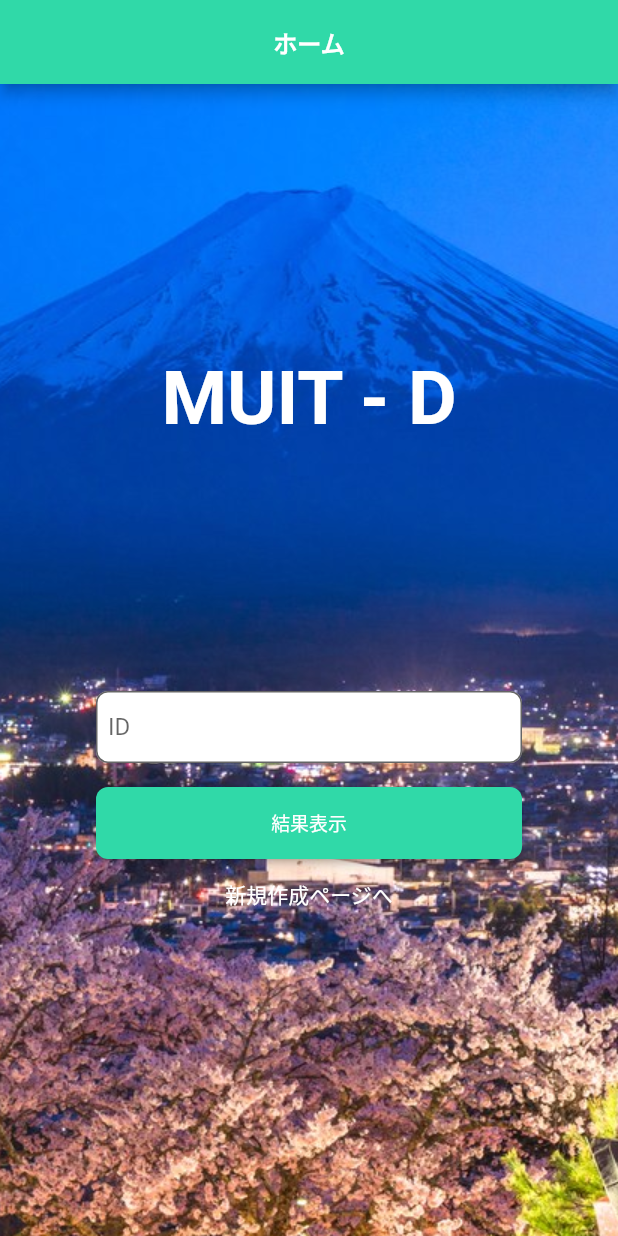
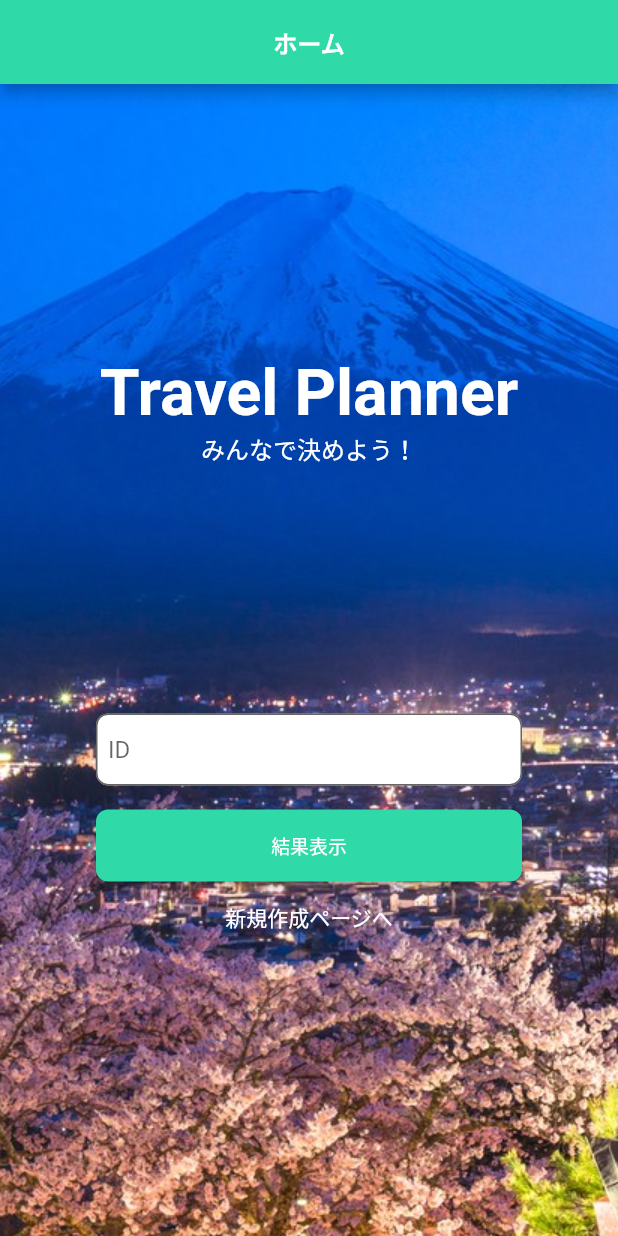
Before and after one commit to syunnpukuta/muit, a Flutter app: the screen it shows after launch, after a tap on "結果ページへ", on a phone screen of 412 x 824 dp. Run offline on Flutter 3.47's test engine with Material 2 defaults, Android fonts, the phone set to English and light mode, and no system bars; our stand-ins replace like_button; network calls fail.

Commit message:
アプリのタイトルの変更

```diff
--- a/lib/main.dart
+++ b/lib/main.dart
@@ -75,9 +75,7 @@ class _MyHomePageState extends State<MyHomePage> {
       padding: const EdgeInsets.fromLTRB(64, 16, 64, 16),
       child: ListView(
         children: [
-          Container(height: MediaQuery.of(context).size.height/5,),
-          Center(child: Text("MUIT - D", style: TextStyle(color: Colors.white, fontSize: 50, fontWeight: FontWeight.bold),)),
-          Container(height: MediaQuery.of(context).size.height/5,),
+          title(),
 
           //締切日の設定
           Container(
@@ -138,14 +136,7 @@ class _MyHomePageState extends State<MyHomePage> {
       padding: const EdgeInsets.fromLTRB(64.0, 16, 64, 16),
       child: ListView(
         children: [
-          Container(height: MediaQuery.of(context).size.height/5,),
-          Center(
-              child: Text(
-              "MUIT - D",
-              style: TextStyle(color: Colors.white, fontSize: 50, fontWeight: FontWeight.bold),
-            )
-          ),
-          Container(height: MediaQuery.of(context).size.height/5,),
+          title(),
 
           //IDの入力フォーム
           TextFormField(
@@ -184,6 +175,18 @@ class _MyHomePageState extends State<MyHomePage> {
           )
         ],
       ),
+    );
+  }
+
+  //アプリのタイトル
+  Widget title(){
+    return Column(
+      children: [
+        Container(height: MediaQuery.of(context).size.height/5,),
+        Center(child: Text("Travel Planner", style: TextStyle(color: Colors.white, fontSize: 43, fontWeight: FontWeight.bold),)),
+        Center(child: Text("みんなで決めよう！", style: TextStyle(color: Colors.white, fontSize: 16,),)),
+        Container(height: MediaQuery.of(context).size.height/5,),
+      ],
     );
   }
 
```
